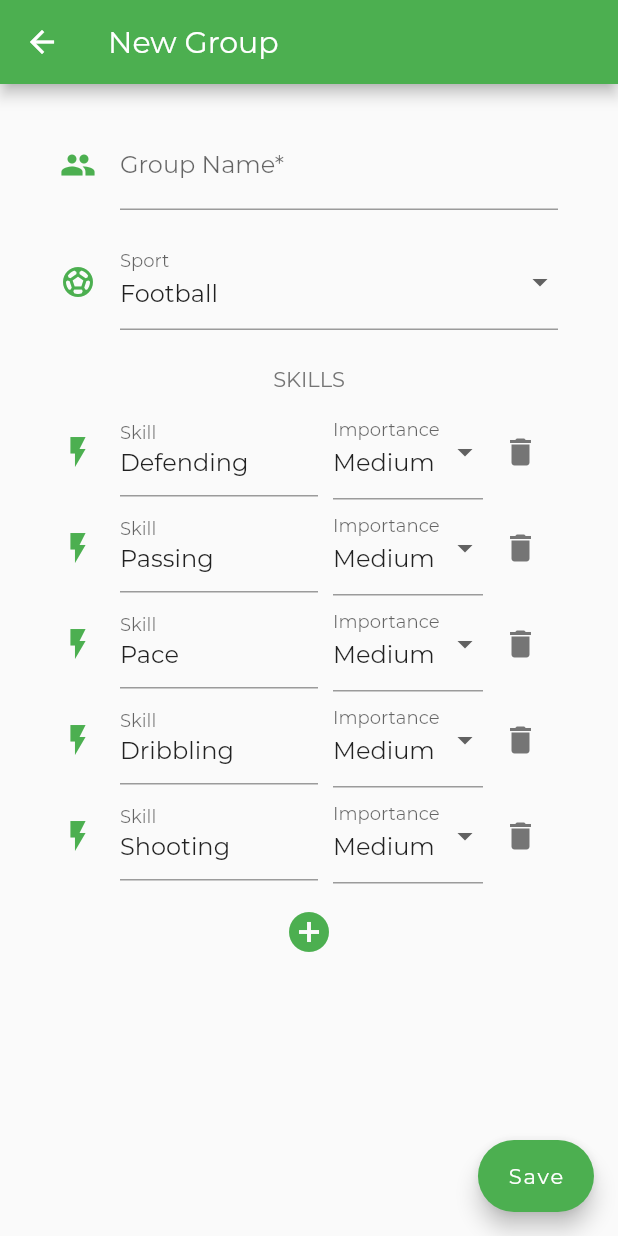
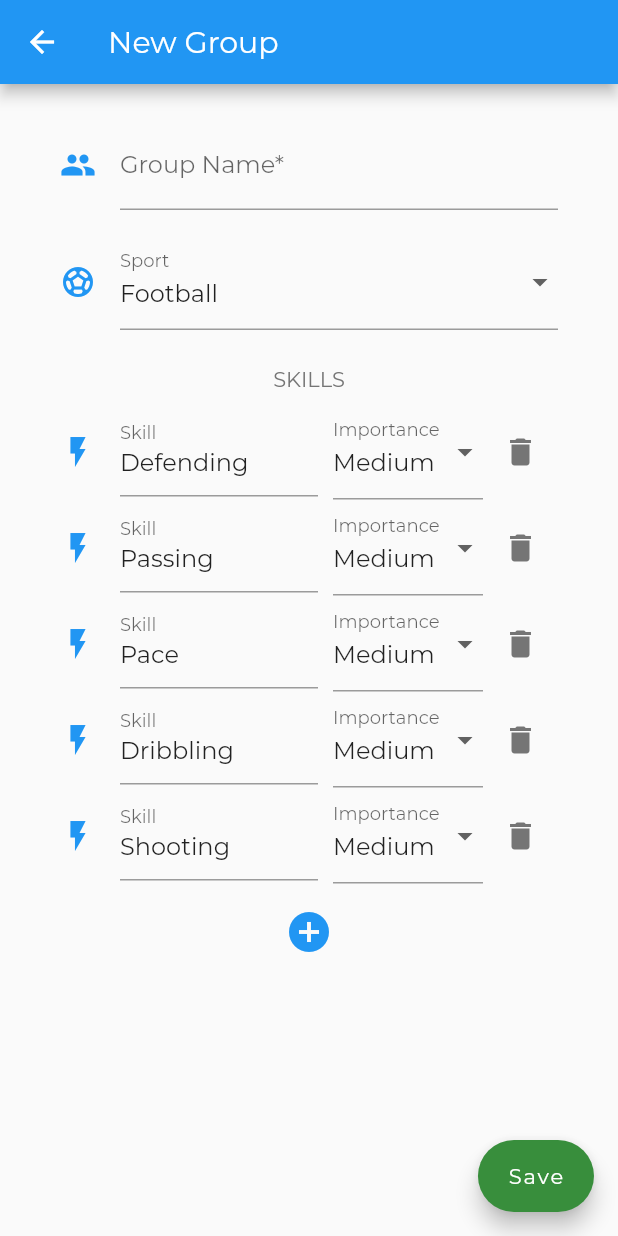
Before and after one commit to jahall/fairteams, a Flutter app: the screen it shows after launch, after a tap on the "delete" icon, after a tap on the "rotate left" icon, after a tap on the "add" icon, on a phone screen of 412 x 824 dp. Run offline on Flutter 3.47's test engine with Material 2 defaults, Android fonts, the light colour scheme and no system bars; our stand-ins replace shared_preferences.

Commit message:
Revert color scheme to blue. Make secondary color green. Have cool icons in sport dropdown.

```diff
--- a/lib/group_edit.dart
+++ b/lib/group_edit.dart
@@ -117,7 +117,7 @@ class _GroupEditState extends State<GroupEdit> {
               children: [
                     _nameInput(),
                     const SizedBox(height: 16),
-                    _sportInput(),
+                    _sportInput(context),
                     const SizedBox(height: 24),
                     Text('SKILLS', style: TextStyle(color: Colors.grey[600])),
                     const SizedBox(height: 8),
@@ -166,7 +166,19 @@ class _GroupEditState extends State<GroupEdit> {
         ));
   }
 
-  Widget _sportInput() {
+  Widget _sportInput(BuildContext context) {
+    List<String> items = [
+      'Basketball',
+      'Charades',
+      'Cricket',
+      'Football',
+      'Hockey',
+      'Netball',
+      'Rugby',
+      'Shinty',
+      'Quiz',
+      'Other',
+    ];
     return Padding(
         padding: const EdgeInsets.symmetric(horizontal: 24),
         child: DropdownButtonFormField(
@@ -176,21 +188,20 @@ class _GroupEditState extends State<GroupEdit> {
             icon: Group(sport: _sport).icon(color: primaryColor(context)),
             labelText: 'Sport',
           ),
-          items: <String>[
-            'Basketball',
-            'Charades',
-            'Cricket',
-            'Football',
-            'Hockey',
-            'Netball',
-            'Rugby',
-            'Shinty',
-            'Quiz',
-            'Other',
-          ]
-              .map((String value) => DropdownMenuItem(
-                    value: value.toLowerCase(),
-                    child: Text(value),
+          // allows us to display just the text instead of icon + text
+          selectedItemBuilder: (context) {
+            return items.map<Widget>((String item) => Text(item)).toList();
+          },
+          items: items
+              .map((String item) => DropdownMenuItem(
+                    value: item.toLowerCase(),
+                    child: Row(children: [
+                      SizedBox(
+                          width: 40,
+                          child: Group(sport: item.toLowerCase())
+                              .icon(color: primaryColor(context))),
+                      Text(item)
+                    ]),
                   ))
               .toList(),
           onChanged: (value) => setState(() {
--- a/lib/group_page.dart
+++ b/lib/group_page.dart
@@ -97,7 +97,7 @@ class _GroupPageState extends State<GroupPage> {
                     child: Align(
                         alignment: Alignment.centerLeft, child: Text(p.name))),
                 p.abilityDisplay(widget.group.skills,
-                    color: primaryColor(context)),
+                    color: secondaryColor(context)),
                 SizedBox(
                     width: 50,
                     child: IconButton(
--- a/lib/main.dart
+++ b/lib/main.dart
@@ -14,14 +14,18 @@ class App extends StatelessWidget {
 
   @override
   Widget build(BuildContext context) {
+    ThemeData theme = ThemeData(
+      primaryColor: Colors.blue[700],
+      fontFamily: 'Montserrat',
+    );
+    // necessary awkward way to specify secondary color
+    // https://docs.flutter.dev/release/breaking-changes/theme-data-accent-properties
+    theme = theme.copyWith(
+        colorScheme: theme.colorScheme.copyWith(secondary: Colors.green[700]));
     return MaterialApp(
       title: 'Fair Teams',
-      theme: ThemeData(
-        primarySwatch: Colors.green,
-        fontFamily: 'Montserrat',
-      ),
+      theme: theme,
       home: const Splash(),
-      //home: const Home(title: 'Fair Teams'),
     );
   }
 }
--- a/lib/utils.dart
+++ b/lib/utils.dart
@@ -6,6 +6,10 @@ const Color blue = Color(0xFF1976D2); // Colors.blue[700]
 
 Color primaryColor(BuildContext context) {
   return Theme.of(context).colorScheme.primary;
+}
+
+Color secondaryColor(BuildContext context) {
+  return Theme.of(context).colorScheme.secondary;
 }
 
 class Box extends StatelessWidget {
```
